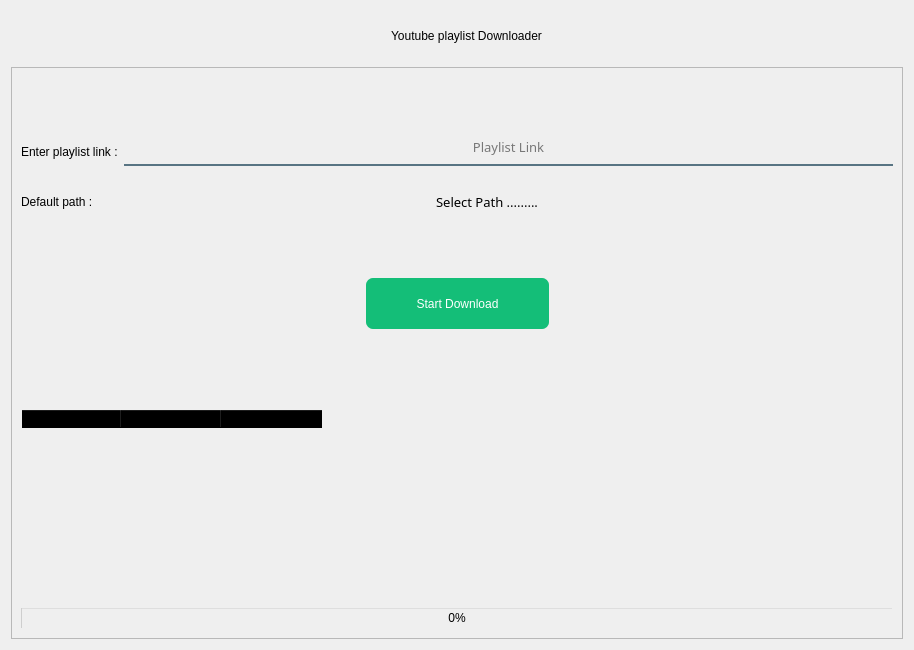
Qt form forms/playList_view.ui (Abdel-RahmanSaied/Eazy_Downloader) before a commit.
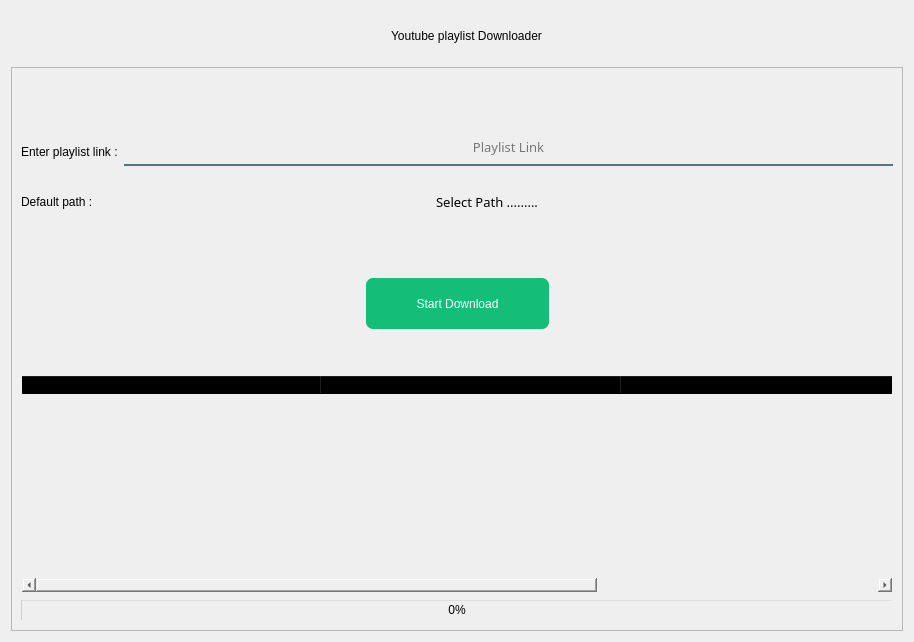
The same form after that commit. Icons and pictures are not drawn.

Diff of the .ui file:
```diff
--- a/forms/playList_view.ui
+++ b/forms/playList_view.ui
@@ -7,7 +7,7 @@
     <x>0</x>
     <y>0</y>
     <width>914</width>
-    <height>650</height>
+    <height>642</height>
    </rect>
   </property>
   <property name="maximumSize">
@@ -144,26 +144,47 @@
       <item row="3" column="0">
        <widget class="QTableWidget" name="tableWidget">
         <property name="styleSheet">
-         <string notr="true">background-color: rgb(170, 170, 255,0);</string>
+         <string notr="true">background-color: rgb(255, 255, 255, 0);</string>
         </property>
         <property name="editTriggers">
          <set>QAbstractItemView::NoEditTriggers</set>
         </property>
-        <column>
-         <property name="text">
-          <string>File Name</string>
-         </property>
-        </column>
-        <column>
-         <property name="text">
-          <string>Description</string>
-         </property>
-        </column>
-        <column>
-         <property name="text">
-          <string>Status</string>
-         </property>
-        </column>
+        <property name="columnCount">
+         <number>3</number>
+        </property>
+        <attribute name="horizontalHeaderCascadingSectionResizes">
+         <bool>false</bool>
+        </attribute>
+        <attribute name="horizontalHeaderDefaultSectionSize">
+         <number>300</number>
+        </attribute>
+        <attribute name="horizontalHeaderMinimumSectionSize">
+         <number>66</number>
+        </attribute>
+        <attribute name="horizontalHeaderShowSortIndicator" stdset="0">
+         <bool>false</bool>
+        </attribute>
+        <attribute name="horizontalHeaderStretchLastSection">
+         <bool>false</bool>
+        </attribute>
+        <attribute name="verticalHeaderCascadingSectionResizes">
+         <bool>false</bool>
+        </attribute>
+        <attribute name="verticalHeaderDefaultSectionSize">
+         <number>36</number>
+        </attribute>
+        <attribute name="verticalHeaderMinimumSectionSize">
+         <number>36</number>
+        </attribute>
+        <attribute name="verticalHeaderShowSortIndicator" stdset="0">
+         <bool>false</bool>
+        </attribute>
+        <attribute name="verticalHeaderStretchLastSection">
+         <bool>false</bool>
+        </attribute>
+        <column/>
+        <column/>
+        <column/>
        </widget>
       </item>
       <item row="2" column="0">
@@ -171,6 +192,9 @@
         <property name="orientation">
          <enum>Qt::Vertical</enum>
         </property>
+        <property name="sizeType">
+         <enum>QSizePolicy::Preferred</enum>
+        </property>
         <property name="sizeHint" stdset="0">
          <size>
           <width>20</width>
```
